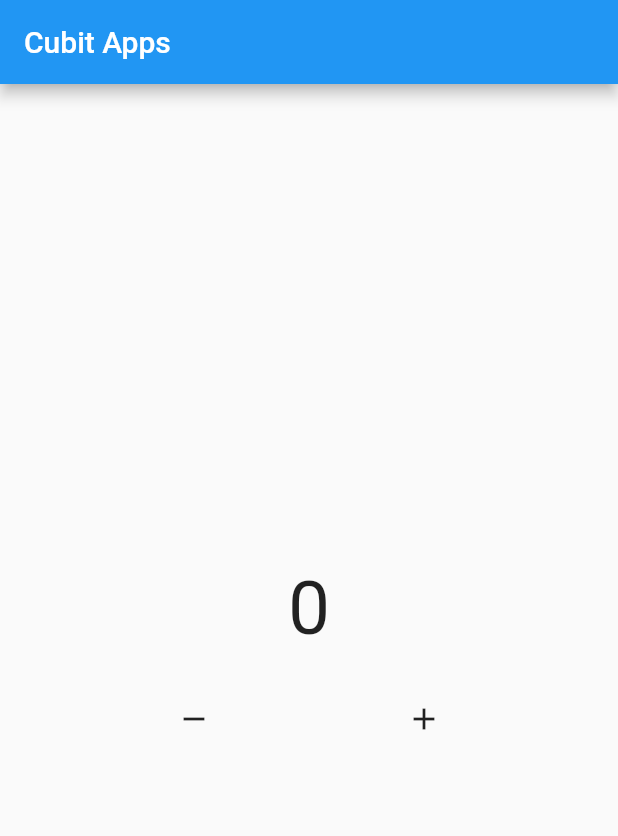
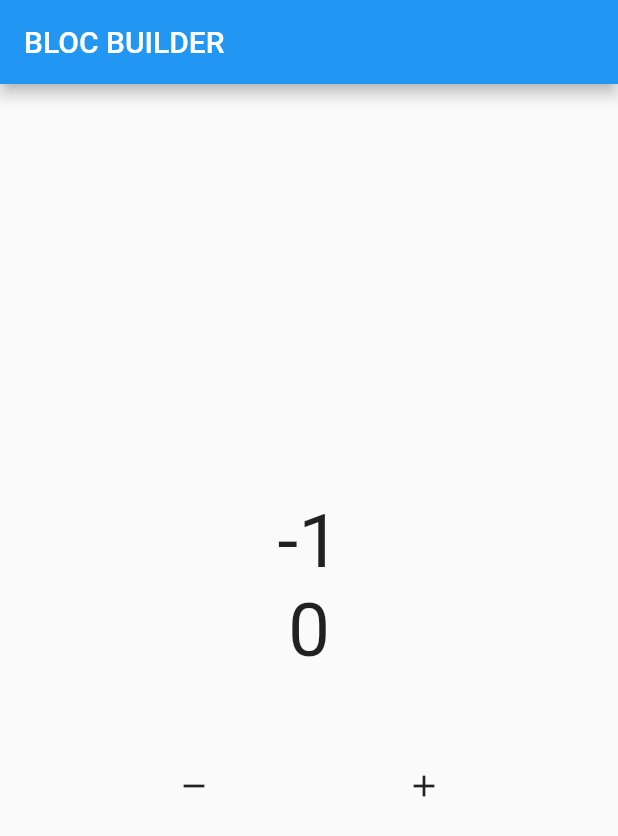
Before and after one commit to aldinurhanudin/Konsep-dasar-Bloc, a Flutter app: the screen it shows after launch, after a tap on the "remove" icon, after a tap on the "add" icon, on a phone screen of 412 x 824 dp. Shown: the top 836 px of the screen. Run offline on Flutter 3.47's test engine with Material 2 defaults, Android fonts, the phone set to English and light mode, and no system bars; our stand-ins replace bloc, flutter_bloc.

Commit message:
04 Bloc Builder

```diff
--- /dev/null
+++ b/latihan_bloc/lib/bloc/counter.dart
@@ -0,0 +1,23 @@
+import 'package:flutter/material.dart';
+import 'package:bloc/bloc.dart';
+
+class Counter extends Cubit<int> {
+  Counter({this.init = 0}) : super(init);
+
+  int init;
+
+  void increment() => emit(state + 1);
+  void decrement() => emit(state - 1);
+
+  @override
+  void onChange(Change<int> change) {
+    super.onChange(change);
+    print(change);
+  }
+
+  @override
+  void onError(Object error, StackTrace stackTrace) {
+    super.onError(error, stackTrace);
+    print(error);
+  }
+}
--- a/latihan_bloc/lib/main.dart
+++ b/latihan_bloc/lib/main.dart
@@ -1,5 +1,7 @@
-import 'package:bloc/bloc.dart';
 import 'package:flutter/material.dart';
+import 'package:flutter/src/widgets/framework.dart';
+import 'package:flutter/src/foundation/key.dart';
+import 'package:latihan_bloc/ui/pages/home.dart';
 
 void main() {
   runApp(const MyApp());
@@ -16,81 +18,100 @@
   }
 }
 
-class CounterCubit extends Cubit<int> {
-  CounterCubit({this.inisialData = 0}) : super(inisialData);
-  int inisialData;
-  // int? current;
-  // int? next;
 
-  void tambahData() {
-    emit(state + 1); //yield package dari sananya/package bloc
-  }
+// import 'package:bloc/bloc.dart';
+// import 'package:flutter/material.dart';
 
-  void kurangData() {
-    emit(state - 1);
-  }
-//bloc punya fitur untuk kita bisa memantau suatu aplikasinya dengan materi
-  //Observer
-  //-perubahan (onChange)
-  // -error (on error)
+// void main() {
+//   runApp(const MyApp());
+// }
 
-  @override
-  void onChange(Change<int> change) {
-    super.onChange(change);
-    print(change);
-    // current = change.currentState; //untuk mau ditampilkan diwidget
-    // next = change.nextState;
-  }
-//bloc juga punya untuk mengecek error
-  @override
-  void onError(Object error, StackTrace stackTrace) {
-    super.onError(error, stackTrace);
-    print(error);
-  }
-}
+// class MyApp extends StatelessWidget {
+//   const MyApp({Key? key}) : super(key: key);
 
-class HomePage extends StatelessWidget {
-  CounterCubit mycounter = CounterCubit(inisialData: 0);
+//   @override
+//   Widget build(BuildContext context) {
+//     return MaterialApp(
+//       home: HomePage(),
+//     );
+//   }
+// }
 
-  @override
-  Widget build(BuildContext context) {
-    return Scaffold(
-      appBar: AppBar(
-        title: const Text("Cubit Apps"),
-      ),
-      body: Column(
-        mainAxisAlignment: MainAxisAlignment.center,
-        children: [
-          StreamBuilder(
-              initialData: mycounter.inisialData,
-              stream: mycounter.stream,
-              builder: (context, snapshot) {
-                return Center(
-                  child: Text(
-                    "${snapshot.data}",
-                    style: const TextStyle(
-                      fontSize: 50,
-                    ),
-                  ),
-                );
-              }),
-          const SizedBox(height: 20),
-          Row(mainAxisAlignment: MainAxisAlignment.spaceEvenly, children: [
-            IconButton(
-              onPressed: () {
-                mycounter.kurangData();
-              },
-              icon: const Icon(Icons.remove),
-            ),
-            IconButton(
-              onPressed: () {
-                mycounter.tambahData();
-              },
-              icon: const Icon(Icons.add),
-            ),
-          ])
-        ],
-      ),
-    );
-  }
-}
+// class CounterCubit extends Cubit<int> {
+//   CounterCubit({this.inisialData = 0}) : super(inisialData);
+//   int inisialData;
+//   // int? current;
+//   // int? next;
+
+//   void tambahData() {
+//     emit(state + 1); //yield package dari sananya/package bloc
+//   }
+
+//   void kurangData() {
+//     emit(state - 1);
+//   }
+// //bloc punya fitur untuk kita bisa memantau suatu aplikasinya dengan materi
+//   //Observer
+//   //-perubahan (onChange)
+//   // -error (on error)
+
+//   @override
+//   void onChange(Change<int> change) {
+//     super.onChange(change);
+//     print(change);
+//     // current = change.currentState; //untuk mau ditampilkan diwidget
+//     // next = change.nextState;
+//   }
+// //bloc juga punya untuk mengecek error
+//   @override
+//   void onError(Object error, StackTrace stackTrace) {
+//     super.onError(error, stackTrace);
+//     print(error);
+//   }
+// }
+
+// class HomePage extends StatelessWidget {
+//   CounterCubit mycounter = CounterCubit(inisialData: 0);
+
+//   @override
+//   Widget build(BuildContext context) {
+//     return Scaffold(
+//       appBar: AppBar(
+//         title: const Text("Cubit Apps"),
+//       ),
+//       body: Column(
+//         mainAxisAlignment: MainAxisAlignment.center,
+//         children: [
+//           StreamBuilder(
+//               initialData: mycounter.inisialData,
+//               stream: mycounter.stream,
+//               builder: (context, snapshot) {
+//                 return Center(
+//                   child: Text(
+//                     "${snapshot.data}",
+//                     style: const TextStyle(
+//                       fontSize: 50,
+//                     ),
+//                   ),
+//                 );
+//               }),
+//           const SizedBox(height: 20),
+//           Row(mainAxisAlignment: MainAxisAlignment.spaceEvenly, children: [
+//             IconButton(
+//               onPressed: () {
+//                 mycounter.kurangData();
+//               },
+//               icon: const Icon(Icons.remove),
+//             ),
+//             IconButton(
+//               onPressed: () {
+//                 mycounter.tambahData();
+//               },
+//               icon: const Icon(Icons.add),
+//             ),
+//           ])
+//         ],
+//       ),
+//     );
+//   }
+// }
--- /dev/null
+++ b/latihan_bloc/lib/ui/pages/home.dart
@@ -0,0 +1,65 @@
+import 'package:flutter/material.dart';
+import 'package:flutter_bloc/flutter_bloc.dart';
+import 'package:latihan_bloc/bloc/counter.dart';
+
+class HomePage extends StatelessWidget {
+  Counter mycounter = Counter();
+
+  @override
+  Widget build(BuildContext context) {
+    return Scaffold(
+      appBar: AppBar(
+        title: const Text("BLOC BUILDER"),
+      ),
+      body: Column(
+        mainAxisAlignment: MainAxisAlignment.center,
+        children: [
+          BlocBuilder<Counter, int>(
+              bloc: mycounter,
+              buildWhen: (previous, current) {
+                if (current % 2 == 1) {
+                  return true;
+                } else {
+                  return false;
+                }
+              },
+              builder: (context, state) {
+                return Text(
+                  "$state",
+                  style: const TextStyle(
+                    fontSize: 50,
+                  ),
+                );
+              }),
+          StreamBuilder(
+              initialData: mycounter.init,
+              stream: mycounter.stream,
+              builder: (context, snapshot) {
+                return Text(
+                  "${snapshot.data}",
+                  style: const TextStyle(
+                    fontSize: 50,
+                  ),
+                );
+              }),
+          const SizedBox(height: 50),
+          Row(
+            mainAxisAlignment: MainAxisAlignment.spaceEvenly,
+            children: [
+              IconButton(
+                  onPressed: () {
+                    mycounter.decrement();
+                  },
+                  icon: const Icon(Icons.remove)),
+              IconButton(
+                  onPressed: () {
+                    mycounter.increment();
+                  },
+                  icon: const Icon(Icons.add)),
+            ],
+          ),
+        ],
+      ),
+    );
+  }
+}
```
